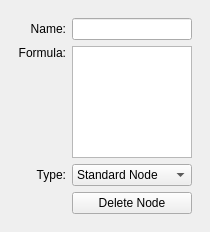
First picture: the form in src/gui/widgets/editdockwidget.ui, repository saschpe/masonry, before the edit.
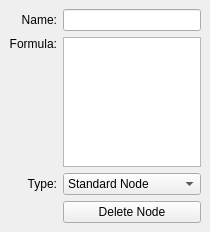
Second picture: the form after the edit. The open tabs and pages were chosen to show the change.

Commit message: Fixed margins of the stacked widget within EditDockWidget.

```diff
--- a/src/gui/widgets/editdockwidget.ui
+++ b/src/gui/widgets/editdockwidget.ui
@@ -92,6 +92,9 @@
       </widget>
       <widget class="QWidget" name="nodePage">
        <layout class="QGridLayout" name="_3">
+        <property name="margin">
+         <number>0</number>
+        </property>
         <item row="0" column="0">
          <widget class="QLabel" name="label_2">
           <property name="text">
```
Left out of the diff: 8 changed lines with no effect on the pictures.
